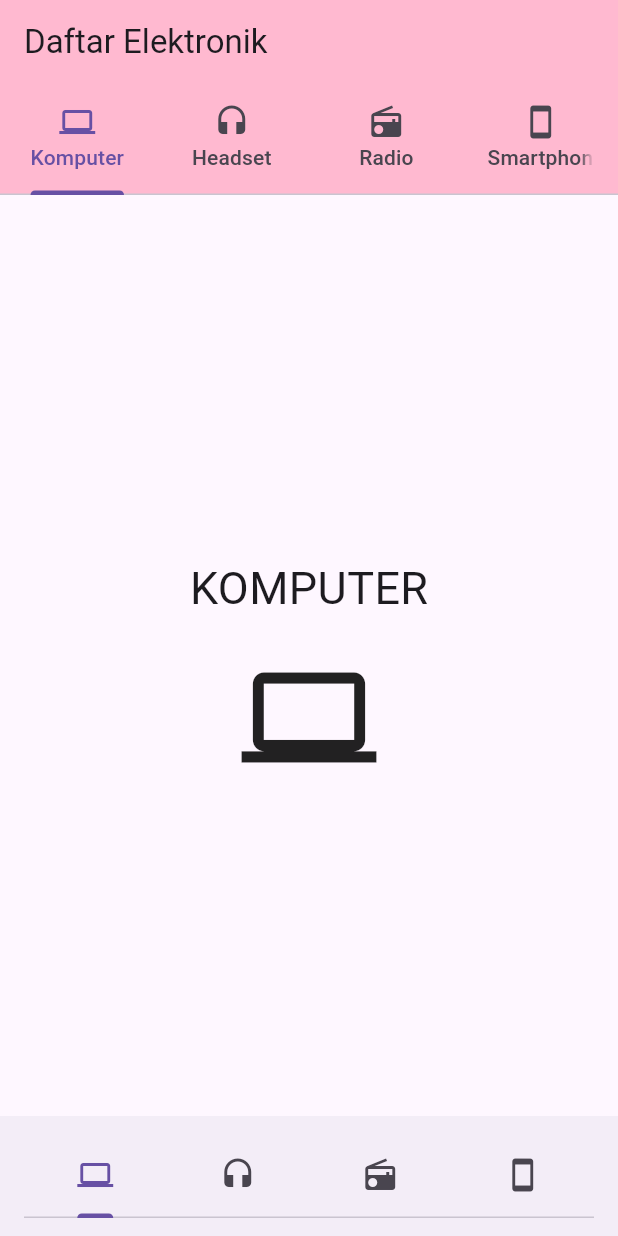
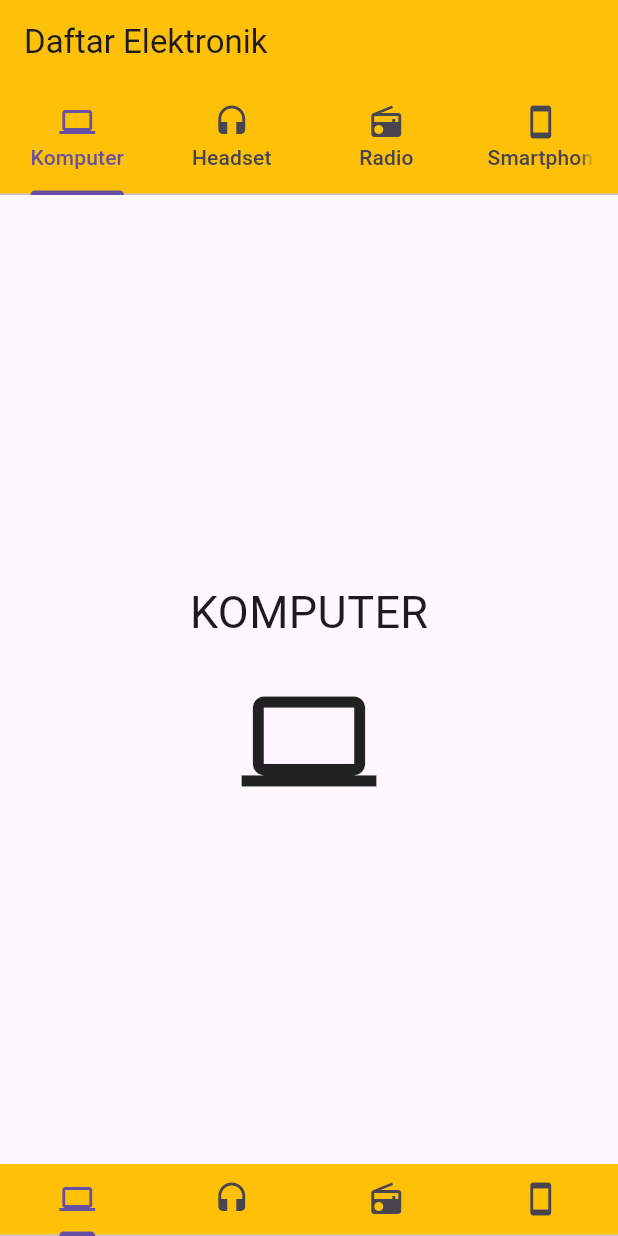
Before and after one commit to krinaaa/tab-flutter2, a Flutter app: the screen it shows after launch, on a phone screen of 412 x 824 dp. Run offline on Flutter 3.47's test engine with Material 3 defaults, Android fonts, the phone set to English and light mode, and no system bars.

Commit message:
first commit

```diff
--- a/lib/main.dart
+++ b/lib/main.dart
@@ -36,7 +36,7 @@ class _HomeState extends State<Home> with SingleTickerProviderStateMixin {
   Widget build(BuildContext context) {
     return Scaffold(
       appBar: AppBar(
-        backgroundColor: Color.fromARGB(255, 255, 185, 208),
+        backgroundColor: Colors.amber,
         title: Text("Daftar Elektronik"),
         bottom: TabBar(
           controller: controller,
@@ -57,7 +57,8 @@ class _HomeState extends State<Home> with SingleTickerProviderStateMixin {
           hp.Smartphone(),
         ],
       ),
-      bottomNavigationBar: BottomAppBar(
+      bottomNavigationBar: Material(
+        color: Colors.amber,
         child: TabBar(
           controller: controller,
           tabs: <Widget>[
```
